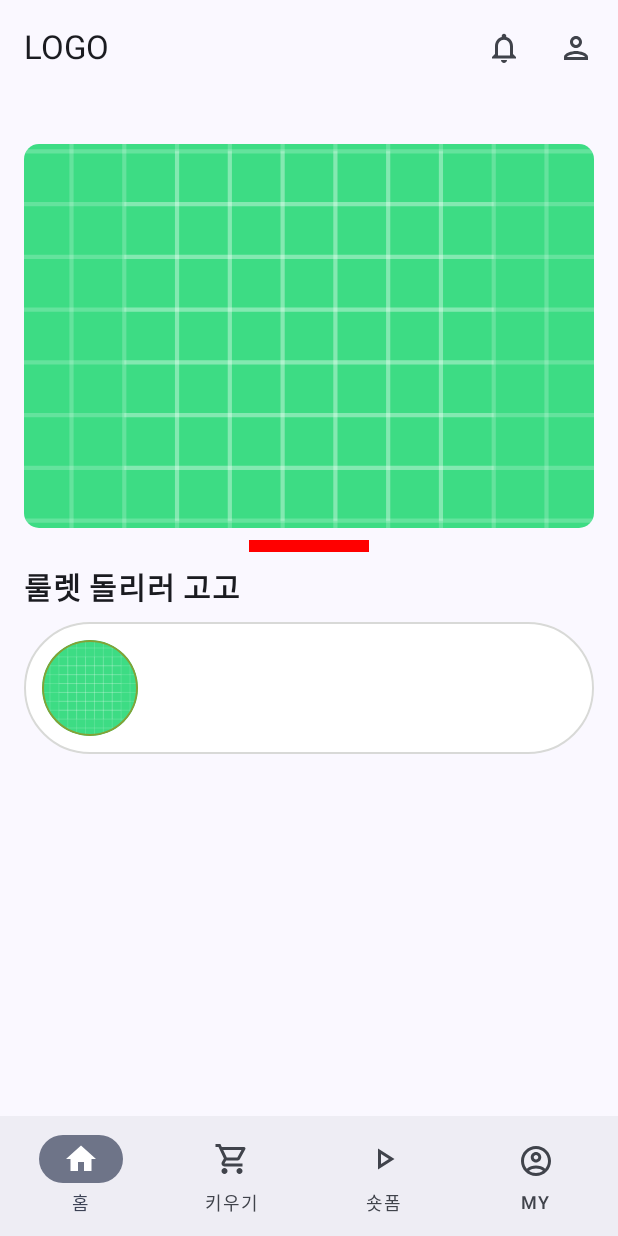
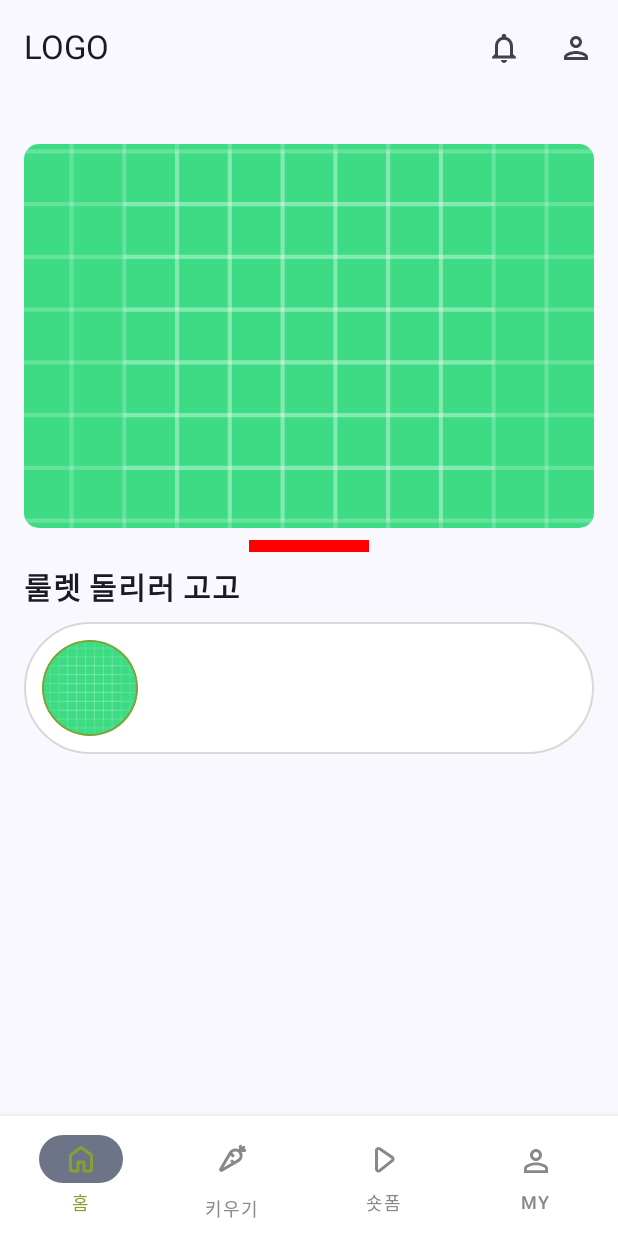
Before and after one commit to Ne-o-rdinary-Hackathon-Yteam/yteam-android, an Android app built with Jetpack Compose: the screen it shows after launch (MainActivity), on a phone screen of 412 x 824 dp. Run offline under Robolectric (Android 15) with nearby library versions, the phone set to English and light mode, and no system bars.

Commit message:
bottomnavigation 수정

```diff
--- a/app/src/main/java/team/y/android/MainActivity.kt
+++ b/app/src/main/java/team/y/android/MainActivity.kt
@@ -15,20 +15,31 @@ import androidx.compose.material.icons.outlined.Home
 import androidx.compose.material.icons.outlined.PlayArrow
 import androidx.compose.material.icons.outlined.ShoppingCart
 import androidx.compose.material3.BottomAppBar
+import androidx.compose.material3.BottomAppBarDefaults
 import androidx.compose.material3.Icon
 import androidx.compose.material3.NavigationBarItem
+import androidx.compose.material3.NavigationBarItemDefaults
 import androidx.compose.material3.Scaffold
 import androidx.compose.material3.Text
+import androidx.compose.material3.contentColorFor
+import androidx.compose.runtime.Composable
 import androidx.compose.runtime.getValue
 import androidx.compose.runtime.mutableStateOf
 import androidx.compose.runtime.remember
 import androidx.compose.runtime.setValue
 import androidx.compose.ui.Modifier
+import androidx.compose.ui.draw.shadow
+import androidx.compose.ui.graphics.Color
 import androidx.compose.ui.graphics.vector.ImageVector
+import androidx.compose.ui.res.painterResource
+import androidx.compose.ui.tooling.preview.Preview
+import androidx.compose.ui.unit.dp
 import team.y.android.ui.growth.GrowthScreen
 import team.y.android.ui.home.HomeScreen
 import team.y.android.ui.mypage.MyPageScreen
 import team.y.android.ui.shortform.ShortFormScreen
+import team.y.android.ui.theme.Gray40
+import team.y.android.ui.theme.Main
 import team.y.android.ui.theme.YTeamTheme
 
 class MainActivity : ComponentActivity() {
@@ -36,6 +47,14 @@ class MainActivity : ComponentActivity() {
         super.onCreate(savedInstanceState)
         enableEdgeToEdge()
         setContent {
+            App()
+        }
+    }
+}
+
+@Preview
+@Composable
+fun App() {
     YTeamTheme(
         darkTheme = false,
     ) {
@@ -43,7 +62,10 @@ class MainActivity : ComponentActivity() {
         Scaffold(
             modifier = Modifier.fillMaxSize(),
             bottomBar = {
-                        BottomAppBar {
+                BottomAppBar(
+                    modifier = Modifier.shadow(10.dp),
+                    containerColor = Color.White,
+                ) {
                     YTeamDestination.entries.forEach { destination ->
                         val isSelected = destination == currentDestination
                         NavigationBarItem(
@@ -53,16 +75,25 @@ class MainActivity : ComponentActivity() {
                             },
                             icon = {
                                 Icon(
-                                            imageVector = if (isSelected) {
-                                                destination.icons.selectedIcon
+                                    painter = painterResource(id = destination.iconRes),
+                                    tint = if (isSelected) {
+                                        Main
                                     } else {
-                                                destination.icons.defaultIcon
+                                        Gray40
                                     },
+
                                     contentDescription = destination.label,
                                 )
                             },
                             label = {
-                                        Text(text = destination.label)
+                                Text(
+                                    text = destination.label,
+                                    color = if (isSelected) {
+                                        Main
+                                    } else {
+                                        Gray40
+                                    }
+                                )
                             },
                         )
                     }
@@ -78,51 +109,32 @@ class MainActivity : ComponentActivity() {
         }
     }
 }
-    }
-}
 
 enum class YTeamDestination(
-    val icons: DestinationIcons,
+    val iconRes: Int,
     val route: String,
     val label: String,
 ) {
     HOME(
         route = "home",
-        icons = DestinationIcons(
-            defaultIcon = Icons.Outlined.Home,
-            selectedIcon = Icons.Filled.Home,
-        ),
+        iconRes = R.drawable.icon_home,
         label = "홈",
     ),
     GROWTH(
         route = "growth",
-        icons = DestinationIcons(
-            defaultIcon = Icons.Outlined.ShoppingCart,
-            selectedIcon = Icons.Filled.ShoppingCart,
-        ),
+        iconRes = R.drawable.icon_growth,
         label = "키우기",
     ),
     SHORT_FORM(
         route = "short_form",
-        icons = DestinationIcons(
-            defaultIcon = Icons.Outlined.PlayArrow,
-            selectedIcon = Icons.Filled.PlayArrow,
-        ),
+        iconRes = R.drawable.icon_short_form,
         label = "숏폼",
     ),
     MY_PAGE(
         route = "my_page",
-        icons = DestinationIcons(
-            defaultIcon = Icons.Outlined.AccountCircle,
-            selectedIcon = Icons.Filled.AccountCircle,
-        ),
+        iconRes = R.drawable.icon_my_page,
         label = "MY",
     ),
     ;
 
 }
-
-class DestinationIcons(
-    val defaultIcon: ImageVector,
-    val selectedIcon: ImageVector,
-)
```
Lines whose indentation alone changed are shown as unchanged.
